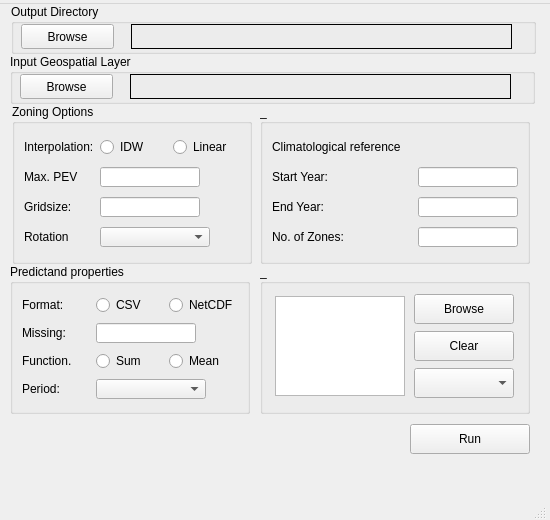
taxmanyana/cft, file zoning.ui: the form before one commit.
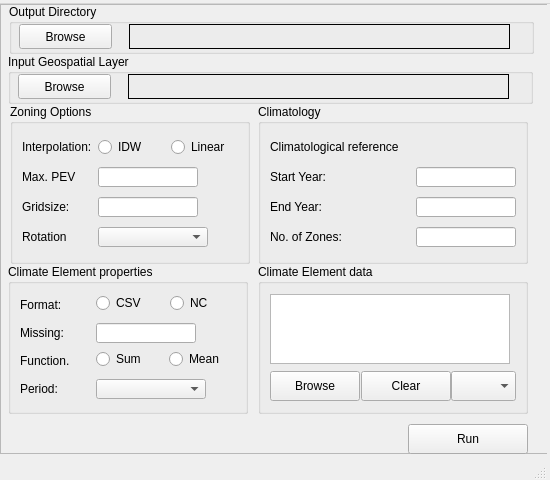
The form after the commit. Icons and pictures are not drawn.

Commit message: rename parameters, add UI code to zoning

Patch:
```diff
--- a/zoning.ui
+++ b/zoning.ui
@@ -8,7 +8,7 @@
     <x>0</x>
     <y>0</y>
     <width>550</width>
-    <height>520</height>
+    <height>480</height>
    </rect>
   </property>
   <property name="sizePolicy">
@@ -20,13 +20,13 @@
   <property name="minimumSize">
    <size>
     <width>550</width>
-    <height>520</height>
+    <height>480</height>
    </size>
   </property>
   <property name="maximumSize">
    <size>
     <width>550</width>
-    <height>645</height>
+    <height>480</height>
    </size>
   </property>
   <property name="contextMenuPolicy">
@@ -35,10 +35,6 @@
   <property name="windowTitle">
    <string>CFT Zoning Tool</string>
   </property>
-  <property name="windowIcon">
-   <iconset>
-    <normaloff>cft.ico</normaloff>cft.ico</iconset>
-  </property>
   <widget class="QWidget" name="centralwidget">
    <property name="minimumSize">
     <size>
@@ -52,10 +48,43 @@
      <height>580</height>
     </size>
    </property>
+   <widget class="QFrame" name="frame">
+    <property name="geometry">
+     <rect>
+      <x>0</x>
+      <y>0</y>
+      <width>550</width>
+      <height>450</height>
+     </rect>
+    </property>
+    <property name="sizePolicy">
+     <sizepolicy hsizetype="Fixed" vsizetype="Fixed">
+      <horstretch>0</horstretch>
+      <verstretch>0</verstretch>
+     </sizepolicy>
+    </property>
+    <property name="minimumSize">
+     <size>
+      <width>550</width>
+      <height>450</height>
+     </size>
+    </property>
+    <property name="maximumSize">
+     <size>
+      <width>550</width>
+      <height>450</height>
+     </size>
+    </property>
+    <property name="frameShape">
+     <enum>QFrame::StyledPanel</enum>
+    </property>
+    <property name="frameShadow">
+     <enum>QFrame::Raised</enum>
+    </property>
    <widget class="QGroupBox" name="groupBox_2">
     <property name="geometry">
      <rect>
-      <x>11</x>
+       <x>9</x>
       <y>0</y>
       <width>525</width>
       <height>50</height>
@@ -85,6 +114,9 @@
        <height>25</height>
       </rect>
      </property>
+      <property name="focusPolicy">
+       <enum>Qt::ClickFocus</enum>
+      </property>
      <property name="text">
       <string>Browse</string>
      </property>
@@ -118,127 +150,110 @@
      </property>
     </widget>
    </widget>
-   <widget class="QGroupBox" name="groupBox_4">
+    <widget class="QPushButton" name="runButton">
     <property name="geometry">
      <rect>
-      <x>12</x>
-      <y>100</y>
-      <width>240</width>
-      <height>160</height>
-     </rect>
-    </property>
+       <x>408</x>
+       <y>420</y>
+       <width>120</width>
+       <height>30</height>
+      </rect>
+     </property>
+     <property name="sizePolicy">
+      <sizepolicy hsizetype="Fixed" vsizetype="Fixed">
+       <horstretch>0</horstretch>
+       <verstretch>0</verstretch>
+      </sizepolicy>
+     </property>
     <property name="minimumSize">
      <size>
-      <width>240</width>
-      <height>160</height>
+       <width>120</width>
+       <height>30</height>
      </size>
     </property>
     <property name="maximumSize">
      <size>
-      <width>240</width>
-      <height>160</height>
+       <width>120</width>
+       <height>30</height>
+      </size>
+     </property>
+     <property name="text">
+      <string>Run</string>
+     </property>
+    </widget>
+    <widget class="QGroupBox" name="groupBox_3">
+     <property name="geometry">
+      <rect>
+       <x>8</x>
+       <y>50</y>
+       <width>525</width>
+       <height>50</height>
+      </rect>
+     </property>
+     <property name="minimumSize">
+      <size>
+       <width>525</width>
+       <height>50</height>
+      </size>
+     </property>
+     <property name="maximumSize">
+      <size>
+       <width>525</width>
+       <height>50</height>
      </size>
     </property>
     <property name="title">
-     <string>Zoning Options</string>
-    </property>
-    <layout class="QGridLayout" name="gridLayout_4">
-     <item row="0" column="0">
-      <widget class="QLabel" name="label_8">
-       <property name="text">
-        <string>Interpolation:</string>
-       </property>
-      </widget>
-     </item>
-     <item row="0" column="1">
-      <widget class="QRadioButton" name="radioButtonIDW">
-       <property name="text">
-        <string>IDW</string>
-       </property>
-      </widget>
-     </item>
-     <item row="0" column="2">
-      <widget class="QRadioButton" name="radioButtonLinear">
+      <string>Input Geospatial Layer</string>
+     </property>
+     <widget class="QPushButton" name="InputLayerButton">
+      <property name="geometry">
+       <rect>
+        <x>10</x>
+        <y>20</y>
+        <width>93</width>
+        <height>25</height>
+       </rect>
+      </property>
+      <property name="focusPolicy">
+       <enum>Qt::ClickFocus</enum>
+      </property>
        <property name="text">
-        <string>Linear</string>
-       </property>
-      </widget>
-     </item>
-     <item row="1" column="0">
-      <widget class="QLabel" name="label_7">
-       <property name="text">
-        <string>Max. PEV</string>
-       </property>
-      </widget>
-     </item>
-     <item row="1" column="1" colspan="2">
-      <widget class="QLineEdit" name="PEV">
+       <string>Browse</string>
+      </property>
+     </widget>
+     <widget class="QLabel" name="inputlayerlabel">
+      <property name="geometry">
+       <rect>
+        <x>120</x>
+        <y>20</y>
+        <width>381</width>
+        <height>25</height>
+       </rect>
+      </property>
        <property name="minimumSize">
         <size>
-         <width>100</width>
-         <height>20</height>
+        <width>381</width>
+        <height>25</height>
         </size>
        </property>
        <property name="maximumSize">
         <size>
-         <width>100</width>
-         <height>20</height>
-        </size>
-       </property>
-      </widget>
-     </item>
-     <item row="2" column="0">
-      <widget class="QLabel" name="label_9">
-       <property name="text">
-        <string>Gridsize:</string>
-       </property>
-      </widget>
-     </item>
-     <item row="2" column="1" colspan="2">
-      <widget class="QLineEdit" name="gridsizelineEdit">
-       <property name="minimumSize">
-        <size>
-         <width>100</width>
-         <height>20</height>
-        </size>
-       </property>
-       <property name="maximumSize">
-        <size>
-         <width>100</width>
-         <height>20</height>
-        </size>
-       </property>
-      </widget>
-     </item>
-     <item row="3" column="0">
-      <widget class="QLabel" name="label_15">
+        <width>381</width>
+        <height>25</height>
+       </size>
+      </property>
+      <property name="frameShape">
+       <enum>QFrame::Box</enum>
+      </property>
        <property name="text">
-        <string>Rotation</string>
-       </property>
-      </widget>
-     </item>
-     <item row="3" column="1" colspan="2">
-      <widget class="QComboBox" name="rotationDcombobox">
-       <property name="minimumSize">
-        <size>
-         <width>110</width>
-         <height>20</height>
-        </size>
-       </property>
-       <property name="maximumSize">
-        <size>
-         <width>110</width>
-         <height>20</height>
-        </size>
-       </property>
-      </widget>
-     </item>
-    </layout>
+       <string/>
+      </property>
+     </widget>
    </widget>
    <widget class="QGroupBox" name="groupBox_6">
     <property name="geometry">
      <rect>
-      <x>10</x>
+       <x>8</x>
       <y>260</y>
       <width>240</width>
       <height>150</height>
@@ -257,47 +272,102 @@
      </size>
     </property>
     <property name="title">
-     <string>Predictand properties</string>
+      <string>Climate Element properties</string>
     </property>
     <layout class="QGridLayout" name="gridLayout_2">
      <item row="0" column="0">
       <widget class="QLabel" name="label_11">
+        <property name="minimumSize">
+         <size>
+          <width>0</width>
+          <height>20</height>
+         </size>
+        </property>
+        <property name="maximumSize">
+         <size>
+          <width>16777215</width>
+          <height>20</height>
+         </size>
+        </property>
        <property name="text">
         <string>Format:</string>
        </property>
       </widget>
      </item>
      <item row="0" column="1">
-      <widget class="QRadioButton" name="CSVRadio">
-       <property name="text">
-        <string>CSV</string>
-       </property>
-       <attribute name="buttonGroup">
-        <string notr="true">buttonGroup</string>
-       </attribute>
-      </widget>
-     </item>
-     <item row="0" column="2">
+       <widget class="QFrame" name="frame_2">
+        <property name="minimumSize">
+         <size>
+          <width>140</width>
+          <height>20</height>
+         </size>
+        </property>
+        <property name="maximumSize">
+         <size>
+          <width>140</width>
+          <height>20</height>
+         </size>
+        </property>
+        <property name="frameShape">
+         <enum>QFrame::NoFrame</enum>
+        </property>
+        <property name="frameShadow">
+         <enum>QFrame::Plain</enum>
+        </property>
+        <property name="lineWidth">
+         <number>0</number>
+        </property>
       <widget class="QRadioButton" name="NetCDFRadio">
        <property name="enabled">
         <bool>true</bool>
        </property>
+         <property name="geometry">
+          <rect>
+           <x>74</x>
+           <y>0</y>
+           <width>54</width>
+           <height>16</height>
+          </rect>
+         </property>
        <property name="text">
-        <string>NetCDF</string>
-       </property>
-       <attribute name="buttonGroup">
-        <string notr="true">buttonGroup</string>
-       </attribute>
+          <string>NC</string>
+         </property>
+        </widget>
+        <widget class="QRadioButton" name="CSVRadio">
+         <property name="geometry">
+          <rect>
+           <x>0</x>
+           <y>0</y>
+           <width>54</width>
+           <height>16</height>
+          </rect>
+         </property>
+         <property name="text">
+          <string>CSV</string>
+         </property>
+        </widget>
       </widget>
      </item>
      <item row="1" column="0">
       <widget class="QLabel" name="label_14">
+        <property name="minimumSize">
+         <size>
+          <width>0</width>
+          <height>20</height>
+         </size>
+        </property>
+        <property name="maximumSize">
+         <size>
+          <width>16777215</width>
+          <height>20</height>
+         </size>
+        </property>
        <property name="text">
         <string>Missing:</string>
        </property>
       </widget>
      </item>
-     <item row="1" column="1" colspan="2">
+      <item row="1" column="1">
       <widget class="QLineEdit" name="missingvalueslineEdit">
        <property name="minimumSize">
         <size>
@@ -311,6 +381,9 @@
          <height>20</height>
         </size>
        </property>
+        <property name="focusPolicy">
+         <enum>Qt::TabFocus</enum>
+        </property>
        <property name="text">
         <string/>
        </property>
@@ -318,29 +391,72 @@
      </item>
      <item row="2" column="0">
       <widget class="QLabel" name="label_12">
+        <property name="minimumSize">
+         <size>
+          <width>0</width>
+          <height>20</height>
+         </size>
+        </property>
+        <property name="maximumSize">
+         <size>
+          <width>16777215</width>
+          <height>20</height>
+         </size>
+        </property>
        <property name="text">
         <string>Function.</string>
        </property>
       </widget>
      </item>
      <item row="2" column="1">
+       <widget class="QFrame" name="frame_3">
+        <property name="minimumSize">
+         <size>
+          <width>140</width>
+          <height>20</height>
+         </size>
+        </property>
+        <property name="maximumSize">
+         <size>
+          <width>140</width>
+          <height>20</height>
+         </size>
+        </property>
+        <property name="frameShape">
+         <enum>QFrame::NoFrame</enum>
+        </property>
+        <property name="frameShadow">
+         <enum>QFrame::Plain</enum>
+        </property>
+        <property name="lineWidth">
+         <number>0</number>
+        </property>
       <widget class="QRadioButton" name="cumRadio">
+         <property name="geometry">
+          <rect>
+           <x>0</x>
+           <y>0</y>
+           <width>53</width>
+           <height>16</height>
+          </rect>
+         </property>
        <property name="text">
         <string>Sum</string>
        </property>
-       <attribute name="buttonGroup">
-        <string notr="true">buttonGroup_2</string>
-       </attribute>
-      </widget>
-     </item>
-     <item row="2" column="2">
+        </widget>
       <widget class="QRadioButton" name="avgRadio">
+         <property name="geometry">
+          <rect>
+           <x>73</x>
+           <y>0</y>
+           <width>55</width>
+           <height>16</height>
+          </rect>
+         </property>
        <property name="text">
         <string>Mean</string>
        </property>
-       <attribute name="buttonGroup">
-        <string notr="true">buttonGroup_2</string>
-       </attribute>
+        </widget>
       </widget>
      </item>
      <item row="3" column="0">
@@ -348,13 +464,13 @@
        <property name="minimumSize">
         <size>
          <width>50</width>
-         <height>0</height>
+          <height>20</height>
         </size>
        </property>
        <property name="maximumSize">
         <size>
          <width>100</width>
-         <height>16777215</height>
+          <height>20</height>
         </size>
        </property>
        <property name="text">
@@ -362,7 +478,7 @@
        </property>
       </widget>
      </item>
-     <item row="3" column="1" colspan="2">
+      <item row="3" column="1">
       <widget class="QComboBox" name="periodComboBox">
        <property name="minimumSize">
         <size>
@@ -380,107 +496,10 @@
      </item>
     </layout>
    </widget>
-   <widget class="QPushButton" name="runButton">
-    <property name="geometry">
-     <rect>
-      <x>410</x>
-      <y>420</y>
-      <width>120</width>
-      <height>30</height>
-     </rect>
-    </property>
-    <property name="sizePolicy">
-     <sizepolicy hsizetype="Fixed" vsizetype="Fixed">
-      <horstretch>0</horstretch>
-      <verstretch>0</verstretch>
-     </sizepolicy>
-    </property>
-    <property name="minimumSize">
-     <size>
-      <width>120</width>
-      <height>30</height>
-     </size>
-    </property>
-    <property name="maximumSize">
-     <size>
-      <width>120</width>
-      <height>30</height>
-     </size>
-    </property>
-    <property name="text">
-     <string>Run</string>
-    </property>
-   </widget>
-   <widget class="QGroupBox" name="groupBox_3">
-    <property name="geometry">
-     <rect>
-      <x>10</x>
-      <y>50</y>
-      <width>525</width>
-      <height>50</height>
-     </rect>
-    </property>
-    <property name="minimumSize">
-     <size>
-      <width>525</width>
-      <height>50</height>
-     </size>
-    </property>
-    <property name="maximumSize">
-     <size>
-      <width>525</width>
-      <height>50</height>
-     </size>
-    </property>
-    <property name="title">
-     <string>Input Geospatial Layer</string>
-    </property>
-    <widget class="QPushButton" name="InputLayerButton">
-     <property name="geometry">
-      <rect>
-       <x>10</x>
-       <y>20</y>
-       <width>93</width>
-       <height>25</height>
-      </rect>
-     </property>
-     <property name="text">
-      <string>Browse</string>
-     </property>
-    </widget>
-    <widget class="QLabel" name="inputlayerlabel">
-     <property name="geometry">
-      <rect>
-       <x>120</x>
-       <y>20</y>
-       <width>381</width>
-       <height>25</height>
-      </rect>
-     </property>
-     <property name="minimumSize">
-      <size>
-       <width>381</width>
-       <height>25</height>
-      </size>
-     </property>
-     <property name="maximumSize">
-      <size>
-       <width>381</width>
-       <height>25</height>
-      </size>
-     </property>
-     <property name="frameShape">
-      <enum>QFrame::Box</enum>
-     </property>
-     <property name="text">
-      <string/>
-     </property>
-    </widget>
-   </widget>
    <widget class="QGroupBox" name="groupBox">
     <property name="geometry">
      <rect>
-      <x>260</x>
+       <x>258</x>
       <y>260</y>
       <width>270</width>
       <height>150</height>
@@ -499,11 +518,11 @@
      </size>
     </property>
     <property name="title">
-     <string>_</string>
+      <string>Climate Element data</string>
     </property>
     <layout class="QGridLayout" name="gridLayout">
-     <item row="0" column="0" rowspan="3">
-      <widget class="QListWidget" name="predictantlistWidget">
+      <item row="0" column="0" colspan="3">
+       <widget class="QListWidget" name="predictandlistWidget">
        <property name="sizePolicy">
         <sizepolicy hsizetype="Fixed" vsizetype="Fixed">
          <horstretch>0</horstretch>
@@ -512,14 +531,14 @@
        </property>
        <property name="minimumSize">
         <size>
-         <width>130</width>
-         <height>100</height>
+          <width>240</width>
+          <height>70</height>
         </size>
        </property>
        <property name="maximumSize">
         <size>
-         <width>130</width>
-         <height>100</height>
+          <width>240</width>
+          <height>70</height>
         </size>
        </property>
        <property name="baseSize">
@@ -533,17 +552,17 @@
        </property>
       </widget>
      </item>
-     <item row="0" column="1">
+      <item row="1" column="0">
       <widget class="QPushButton" name="browsepredictandButton">
        <property name="minimumSize">
         <size>
-         <width>100</width>
+          <width>90</width>
          <height>30</height>
         </size>
        </property>
        <property name="maximumSize">
         <size>
-         <width>100</width>
+          <width>90</width>
          <height>30</height>
         </size>
        </property>
@@ -556,13 +575,13 @@
       <widget class="QPushButton" name="clearpredictandButton">
        <property name="minimumSize">
         <size>
-         <width>100</width>
+          <width>90</width>
          <height>30</height>
         </size>
        </property>
        <property name="maximumSize">
         <size>
-         <width>100</width>
+          <width>90</width>
          <height>30</height>
         </size>
        </property>
@@ -571,17 +590,17 @@
        </property>
       </widget>
      </item>
-     <item row="2" column="1">
+      <item row="1" column="2">
       <widget class="QComboBox" name="predictandparamcombobox">
        <property name="minimumSize">
         <size>
-         <width>100</width>
+          <width>65</width>
          <height>30</height>
         </size>
        </property>
        <property name="maximumSize">
         <size>
-         <width>100</width>
+          <width>65</width>
          <height>30</height>
         </size>
        </property>
@@ -592,7 +611,7 @@
    <widget class="QGroupBox" name="groupBox_5">
     <property name="geometry">
      <rect>
-      <x>260</x>
+       <x>258</x>
       <y>100</y>
       <width>270</width>
       <height>160</height>
@@ -611,7 +630,7 @@
      </size>
     </property>
     <property name="title">
-     <string>_</string>
+      <string>Climatology</string>
     </property>
     <layout class="QGridLayout" name="gridLayout_5">
      <item row="2" column="0">
@@ -707,6 +726,155 @@
      </item>
     </layout>
    </widget>
+    <widget class="QGroupBox" name="groupBox_4">
+     <property name="geometry">
+      <rect>
+       <x>10</x>
+       <y>100</y>
+       <width>240</width>
+       <height>160</height>
+      </rect>
+     </property>
+     <property name="minimumSize">
+      <size>
+       <width>240</width>
+       <height>160</height>
+      </size>
+     </property>
+     <property name="maximumSize">
+      <size>
+       <width>240</width>
+       <height>160</height>
+      </size>
+     </property>
+     <property name="title">
+      <string>Zoning Options</string>
+     </property>
+     <layout class="QGridLayout" name="gridLayout_4">
+      <item row="0" column="0">
+       <widget class="QLabel" name="label_8">
+        <property name="text">
+         <string>Interpolation:</string>
+        </property>
+       </widget>
+      </item>
+      <item row="0" column="1">
+       <widget class="QRadioButton" name="radioButtonIDW">
+        <property name="text">
+         <string>IDW</string>
+        </property>
+       </widget>
+      </item>
+      <item row="0" column="2">
+       <widget class="QRadioButton" name="radioButtonLinear">
+        <property name="text">
+         <string>Linear</string>
+        </property>
+       </widget>
+      </item>
+      <item row="1" column="0">
+       <widget class="QLabel" name="label_7">
+        <property name="text">
+         <string>Max. PEV</string>
+        </property>
+       </widget>
+      </item>
+      <item row="1" column="1" colspan="2">
+       <widget class="QLineEdit" name="PEV">
+        <property name="minimumSize">
+         <size>
+          <width>100</width>
+          <height>20</height>
+         </size>
+        </property>
+        <property name="maximumSize">
+         <size>
+          <width>100</width>
+          <height>20</height>
+         </size>
+        </property>
+       </widget>
+      </item>
+      <item row="2" column="0">
+       <widget class="QLabel" name="label_9">
+        <property name="text">
+         <string>Gridsize:</string>
+        </property>
+       </widget>
+      </item>
+      <item row="2" column="1" colspan="2">
+       <widget class="QLineEdit" name="gridsizelineEdit">
+        <property name="minimumSize">
+         <size>
+          <width>100</width>
+          <height>20</height>
+         </size>
+        </property>
+        <property name="maximumSize">
+         <size>
+          <width>100</width>
+          <height>20</height>
+         </size>
+        </property>
+       </widget>
+      </item>
+      <item row="3" column="0">
+       <widget class="QLabel" name="label_15">
+        <property name="text">
+         <string>Rotation</string>
+        </property>
+       </widget>
+      </item>
+      <item row="3" column="1" colspan="2">
+       <widget class="QComboBox" name="rotationDcombobox">
+        <property name="minimumSize">
+         <size>
+          <width>110</width>
+          <height>20</height>
+         </size>
+        </property>
+        <property name="maximumSize">
+         <size>
+          <width>110</width>
+          <height>20</height>
+         </size>
+        </property>
+       </widget>
+      </item>
+     </layout>
+    </widget>
+    <widget class="QLabel" name="statusbarlabel">
+     <property name="geometry">
+      <rect>
+       <x>10</x>
+       <y>420</y>
+       <width>385</width>
+       <height>25</height>
+      </rect>
+     </property>
+     <property name="minimumSize">
+      <size>
+       <width>385</width>
+       <height>25</height>
+      </size>
+     </property>
+     <property name="maximumSize">
+      <size>
+       <width>385</width>
+       <height>25</height>
+      </size>
+     </property>
+     <property name="frameShape">
+      <enum>QFrame::Box</enum>
+     </property>
+     <property name="lineWidth">
+      <number>0</number>
+     </property>
+     <property name="text">
+      <string/>
+     </property>
+    </widget>
+   </widget>
   </widget>
   <widget class="QMenuBar" name="menubar">
    <property name="geometry">
```
Left out of the diff: 4 changed lines with no effect on the pictures. Lines whose indentation alone changed are shown as unchanged. The commit also changes 6 other files.
